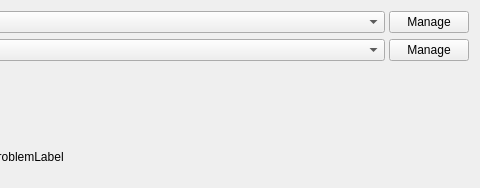
Qt form src/plugins/qt4projectmanager/qt4projectconfigwidget.ui (qt-creator/qt-creator) before a commit; both pictures show x 232 to 712 and y 0 to 188 of the 712 by 188 pixel window.
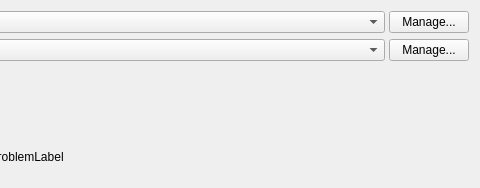
The same form after that commit. Icons and pictures are not drawn. Custom widgets are drawn as their Qt base class.

What changed in the file:
```diff
--- a/src/plugins/qt4projectmanager/qt4projectconfigwidget.ui
+++ b/src/plugins/qt4projectmanager/qt4projectconfigwidget.ui
@@ -42,7 +42,7 @@
      <item>
       <widget class="QPushButton" name="manageQtVersionPushButtons">
        <property name="text">
-        <string>Manage</string>
+        <string>Manage...</string>
        </property>
       </widget>
      </item>
@@ -73,7 +73,7 @@
      <item>
       <widget class="QPushButton" name="manageToolChainPushButton">
        <property name="text">
-        <string>Manage</string>
+        <string>Manage...</string>
        </property>
       </widget>
      </item>
```
Left out of the diff: 2 changed lines with no effect on the pictures.
